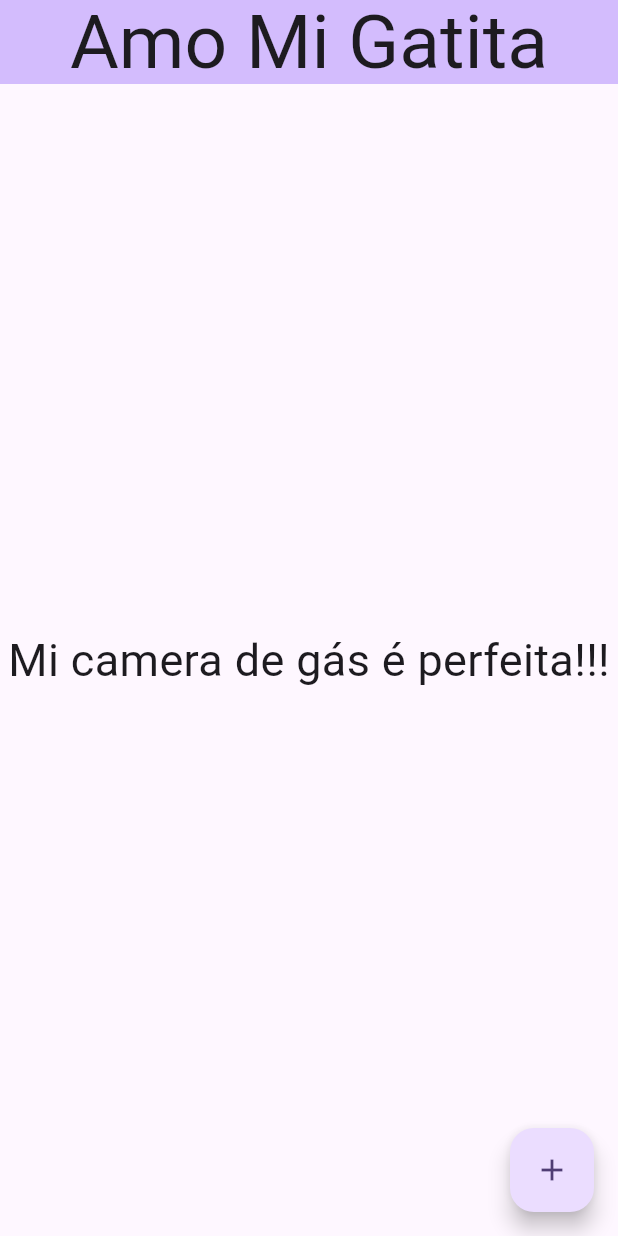
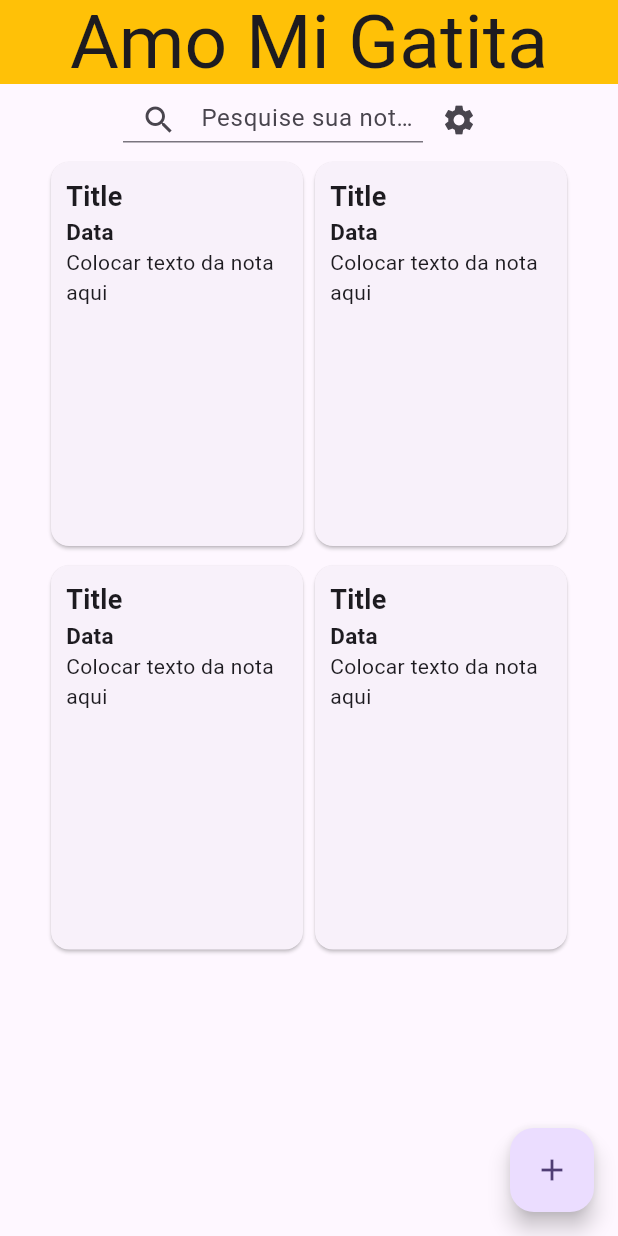
Before and after one commit to Andravi/note_app, a Flutter app: the screen it shows after launch, on a phone screen of 412 x 824 dp. Run offline on Flutter 3.47's test engine with Material 2 defaults, Android fonts, the phone set to English and light mode, and no system bars.

```diff
--- /dev/null
+++ b/lib/Model/note_model.dart
@@ -0,0 +1,68 @@
+// ignore_for_file: public_member_api_docs, sort_constructors_first
+import 'dart:convert';
+
+class Note {
+  String titulo;
+  String corpo;
+  String data;
+  String cor;
+  Note({
+    required this.titulo,
+    required this.corpo,
+    required this.data,
+    required this.cor,
+  });
+
+  Note copyWith({
+    String? titulo,
+    String? corpo,
+    String? data,
+    String? cor,
+  }) {
+    return Note(
+      titulo: titulo ?? this.titulo,
+      corpo: corpo ?? this.corpo,
+      data: data ?? this.data,
+      cor: cor ?? this.cor,
+    );
+  }
+
+  Map<String, dynamic> toMap() {
+    return <String, dynamic>{
+      'titulo': titulo,
+      'corpo': corpo,
+      'data': data,
+      'cor': cor,
+    };
+  }
+
+  factory Note.fromMap(Map<String, dynamic> map) {
+    return Note(
+      titulo: map['titulo'] as String,
+      corpo: map['corpo'] as String,
+      data: map['data'] as String,
+      cor: map['cor'] as String,
+    );
+  }
+
+  String toJson() => json.encode(toMap());
+
+  factory Note.fromJson(String source) => Note.fromMap(json.decode(source) as Map<String, dynamic>);
+
+  @override
+  String toString() {
+    return 'Note(titulo: $titulo, corpo: $corpo, data: $data, cor: $cor)';
+  }
+
+  @override
+  bool operator ==(covariant Note other) {
+    if (identical(this, other)) return true;
+
+    return other.titulo == titulo && other.corpo == corpo && other.data == data && other.cor == cor;
+  }
+
+  @override
+  int get hashCode {
+    return titulo.hashCode ^ corpo.hashCode ^ data.hashCode ^ cor.hashCode;
+  }
+}
--- a/lib/main.dart
+++ b/lib/main.dart
@@ -1,4 +1,5 @@
 import 'package:flutter/material.dart';
+import 'package:flutter_application_1/Model/note_model.dart';
 
 void main() {
   runApp(const MyApp());
@@ -41,7 +42,7 @@ class MyHomePage extends StatefulWidget {
 }
 
 class _MyHomePageState extends State<MyHomePage> {
-  late List notas;
+  late List<Note> notas;
 
   @override
   Widget build(BuildContext context) {
@@ -53,12 +54,7 @@ class _MyHomePageState extends State<MyHomePage> {
     // than having to individually change instances of widgets.
     return Scaffold(
       appBar: AppBar(
-        // TRY THIS: Try changing the color here to a specific color (to
-        // Colors.amber, perhaps?) and trigger a hot reload to see the AppBar
-        // change color while the other colors stay the same.
-        backgroundColor: Theme.of(context).colorScheme.inversePrimary,
-        // Here we take the value from the MyHomePage object that was created by
-        // the App.build method, and use it to set our appbar title.
+        backgroundColor: Colors.amber,
         title: Center(
           child: Text(
             widget.title,
@@ -67,17 +63,75 @@ class _MyHomePageState extends State<MyHomePage> {
           ),
         ),
       ),
-      body: const Center(
-        child: Column(
+      body: Column(children: [
+        Row(
           mainAxisAlignment: MainAxisAlignment.center,
-          children: <Widget>[
-            Text(
-              'Mi camera de gás é perfeita!!!',
-              style: TextStyle(fontSize: 30),
+          children: [
+            SizedBox(
+              width: 200,
+              height: 30,
+              child: TextFormField(
+                decoration: const InputDecoration(
+                  hintText: 'Pesquise sua nota...',
+                  prefixIcon: Icon(Icons.search),
+                ),
+              ),
             ),
+            IconButton(onPressed: () {}, icon: const Icon(Icons.settings))
           ],
         ),
-      ),
+        Center(
+          child: GridView.builder(
+            shrinkWrap: true,
+            padding: const EdgeInsets.symmetric(horizontal: 30),
+            itemCount: 4,
+            itemBuilder: (ctx, i) {
+              return Card(
+                child: Container(
+                  height: 290,
+                  decoration: BoxDecoration(borderRadius: BorderRadius.circular(20)),
+                  margin: const EdgeInsets.all(5),
+                  padding: const EdgeInsets.all(5),
+                  child: const Stack(
+                    children: [
+                      Column(
+                        crossAxisAlignment: CrossAxisAlignment.stretch,
+                        children: [
+                          Text(
+                            'Title',
+                            style: TextStyle(
+                              fontSize: 18,
+                              fontWeight: FontWeight.bold,
+                            ),
+                          ),
+                          Row(
+                            children: [
+                              Text(
+                                'Data',
+                                style: TextStyle(
+                                  fontWeight: FontWeight.bold,
+                                  fontSize: 15,
+                                ),
+                              ),
+                            ],
+                          ),
+                          Expanded(child: Text('Colocar texto da nota aqui')),
+                        ],
+                      ),
+                    ],
+                  ),
+                ),
+              );
+            },
+            gridDelegate: const SliverGridDelegateWithFixedCrossAxisCount(
+              crossAxisCount: 2,
+              // childAspectRatio: 1.0,
+              mainAxisSpacing: 5,
+              mainAxisExtent: 264,
+            ),
+          ),
+        ),
+      ]),
       floatingActionButton: FloatingActionButton(
         onPressed: () {},
         tooltip: 'Increment',
```
